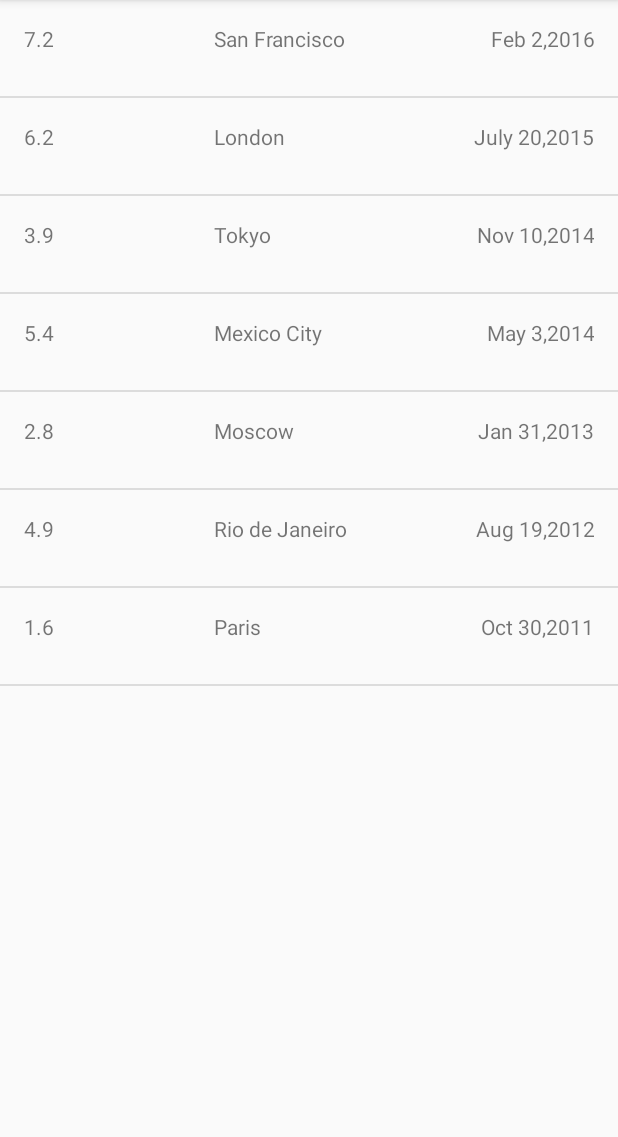
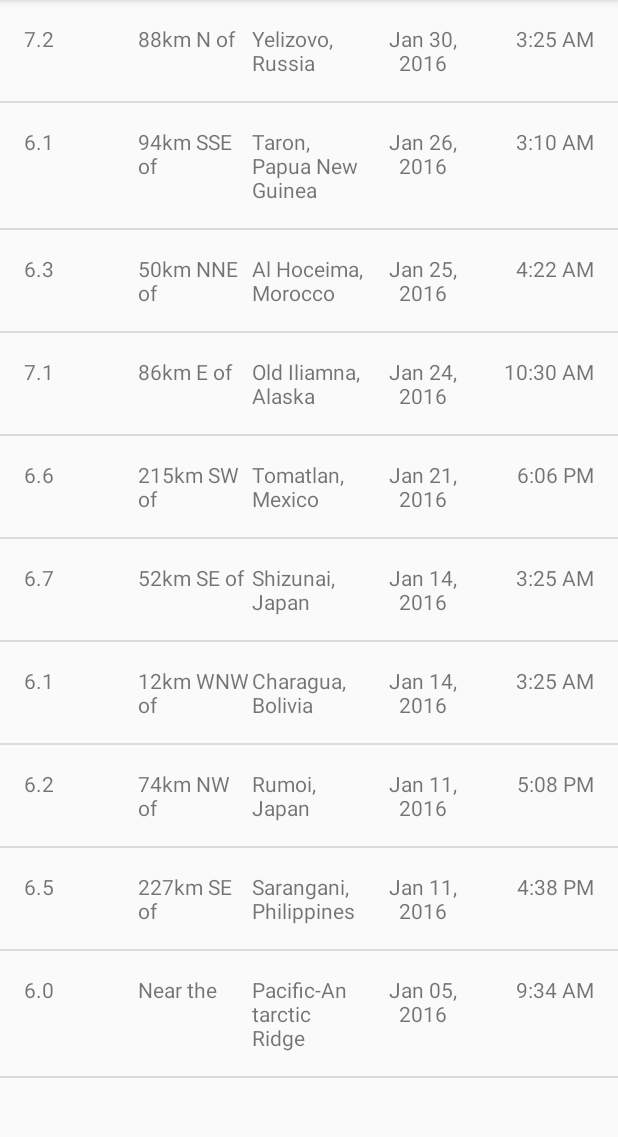
Before and after one commit to tanaskovicVesna/EarthquakeReport, an Android app: the screen it shows after launch (EarthquakeActivity), on a phone screen of 412 x 824 dp, the part 84-1221 px from its top. Run offline under Robolectric (Android 15) with nearby library versions, the phone set to English and light mode, and no system bars.

Commit message:
Add QueryUtils class, separate location data and formate date and time

```diff
--- a/app/src/main/java/com/example/android/quakereport/activities/EarthquakeActivity.java
+++ b/app/src/main/java/com/example/android/quakereport/activities/EarthquakeActivity.java
@@ -18,6 +18,7 @@ package com.example.android.quakereport.activities;
 import android.os.Bundle;
 
 
+import android.widget.ArrayAdapter;
 import android.widget.ListView;
 
 import androidx.appcompat.app.AppCompatActivity;
@@ -25,6 +26,7 @@ import androidx.appcompat.app.AppCompatActivity;
 import com.example.android.quakereport.R;
 import com.example.android.quakereport.adapter.EarthquakeAdapter;
 import com.example.android.quakereport.model.Earthquake;
+import com.example.android.quakereport.utils.QueryUtils;
 
 import java.util.ArrayList;
 
@@ -38,9 +40,9 @@ public class EarthquakeActivity extends AppCompatActivity {
         super.onCreate(savedInstanceState);
         setContentView(R.layout.earthquake_activity);
 
-        // Create a fake list of earthquake locations.
+
+/**     //   1   Create a fake list of earthquake locations.
         ArrayList<Earthquake> earthquakes = new ArrayList<Earthquake>();
-
 
         earthquakes.add(new Earthquake(7.2,"San Francisco","Feb 2,2016"));
         earthquakes.add(new Earthquake(6.2, "London","July 20,2015"));
@@ -50,8 +52,9 @@ public class EarthquakeActivity extends AppCompatActivity {
         earthquakes.add(new Earthquake(4.9, "Rio de Janeiro","Aug 19,2012"));
         earthquakes.add(new Earthquake(1.6, "Paris","Oct 30,2011"));
 
+*/
 
-
+        ArrayList<Earthquake> earthquakes = QueryUtils.extractEarthquakes();
 
         EarthquakeAdapter adapter = new EarthquakeAdapter(this, earthquakes);
         // Get a reference to the ListView, and attach the adapter to the listView.
--- a/app/src/main/java/com/example/android/quakereport/adapter/EarthquakeAdapter.java
+++ b/app/src/main/java/com/example/android/quakereport/adapter/EarthquakeAdapter.java
@@ -14,10 +14,17 @@ import com.example.android.quakereport.R;
 import com.example.android.quakereport.model.Earthquake;
 
 
+import java.text.SimpleDateFormat;
+import java.util.Date;
 import java.util.List;
 
 public class EarthquakeAdapter extends ArrayAdapter<Earthquake> {
 
+    /**
+     * The part of the location string from the USGS service that we use to determine
+     * whether or not there is a location offset present ("5km N of Cairo, Egypt").
+     */
+    private static final String LOCATION_SEPARATOR = " of ";
 
     public EarthquakeAdapter(@NonNull Context context, @NonNull List objects) {
         super(context, 0, objects);
@@ -40,17 +47,64 @@ public class EarthquakeAdapter extends ArrayAdapter<Earthquake> {
         TextView magnitudeTextView = (TextView)listItemView.findViewById(R.id.magnitude);
         magnitudeTextView.setText(Double.toString(currentEarthquacke.getmMagnitude()));
 
-        //display location data
-        TextView locationTextView = (TextView)listItemView.findViewById(R.id.location);
-        locationTextView.setText(currentEarthquacke.getmLocation());
+
+        //  location contains location offset and primary location
+        String originalLocation = currentEarthquacke.getmLocation();
+        String primaryLocation;
+        String locationOffset;
+
+        // Split the string into different parts (as an array of Strings)
+        // based on the " of " text
+        if (originalLocation.contains(LOCATION_SEPARATOR)) {
+            String[] parts = originalLocation.split(LOCATION_SEPARATOR);
+            locationOffset = parts[0] + LOCATION_SEPARATOR;
+            primaryLocation = parts[1];
+        } else {
+           //set the default location offset to say "Near the".
+            locationOffset = getContext().getString(R.string.near_the);
+            primaryLocation = originalLocation;
+        }
+        //display location offset data
+        TextView locationOffsetTextView = (TextView)listItemView.findViewById(R.id.location_offset);
+        locationOffsetTextView.setText(locationOffset);
+
+
+        //display primary location data
+        TextView primaryLocationTextView = (TextView)listItemView.findViewById(R.id.primary_location);
+        primaryLocationTextView.setText(primaryLocation);
+
+        //create Date object
+        Date dateObject = new Date(currentEarthquacke.getmTimeInMilliseconds());
 
         //display date
+        TextView dateTextView = (TextView)listItemView.findViewById(R.id.date);
+        //format date string
+        String formattedDate = formatDate(dateObject);
+        dateTextView.setText(formattedDate);
 
-        TextView dateTextView = (TextView)listItemView.findViewById(R.id.date);
-        dateTextView.setText(currentEarthquacke.getmDate());
+        //display time
+        TextView timeTextView = (TextView)listItemView.findViewById(R.id.time);
+        //format time string
+        String formattedTime = formateTime(dateObject);
+        timeTextView.setText(formattedTime);
 
         return listItemView;
     }
 
+    /**
+     * Helper method that formate date string from a Date object
+     */
+    private String formatDate(Date dateObject){
+        SimpleDateFormat dateFormat = new SimpleDateFormat("LLL dd, yyyy");
+        return dateFormat.format(dateObject);
+    }
+
+    /**
+     * Helper method that formate time string from a Date object
+     */
+    private String formateTime(Date dateObject){
+        SimpleDateFormat timeFormat = new SimpleDateFormat("h:mm a");
+        return timeFormat.format(dateObject);
+    }
 
 }
--- a/app/src/main/java/com/example/android/quakereport/model/Earthquake.java
+++ b/app/src/main/java/com/example/android/quakereport/model/Earthquake.java
@@ -5,24 +5,25 @@ package com.example.android.quakereport.model;
 public class Earthquake {
 
     private String mLocation;
-    private String mDate;
+    private long mTimeInMilliseconds;
     private double mMagnitude;
 
-    public Earthquake(double mMagnitude, String mLocation,String mDate) {
-        this.mLocation = mLocation;
-        this.mDate = mDate;
-        this.mMagnitude = mMagnitude;
-    }
 
     public Earthquake() {
     }
 
-    public String getmDate() {
-        return mDate;
+    public long getmTimeInMilliseconds() {
+        return mTimeInMilliseconds;
     }
 
-    public void setmDate(String mDate) {
-        this.mDate = mDate;
+    public void setmTimeInMilliseconds(long mTimeInMilliseconds) {
+        this.mTimeInMilliseconds = mTimeInMilliseconds;
+    }
+
+    public Earthquake(double mMagnitude, String mLocation, long mTimeInMilliseconds) {
+        this.mLocation = mLocation;
+        this.mTimeInMilliseconds = mTimeInMilliseconds;
+        this.mMagnitude = mMagnitude;
     }
 
     public double getmMagnitude() {
--- /dev/null
+++ b/app/src/main/java/com/example/android/quakereport/utils/QueryUtils.java
@@ -0,0 +1,79 @@
+package com.example.android.quakereport.utils;
+
+import android.util.Log;
+
+import com.example.android.quakereport.model.Earthquake;
+
+import org.json.JSONArray;
+import org.json.JSONException;
+import org.json.JSONObject;
+
+import java.util.ArrayList;
+
+/**
+ * Helper methods related to requesting and receiving earthquake data from USGS.
+ */
+public class QueryUtils {
+    /** Sample JSON response for a USGS query */
+    private static final String SAMPLE_JSON_RESPONSE = "{\"type\":\"FeatureCollection\",\"metadata\":{\"generated\":1462295443000,\"url\":\"http://earthquake.usgs.gov/fdsnws/event/1/query?format=geojson&starttime=2016-01-01&endtime=2016-01-31&minmag=6&limit=10\",\"title\":\"USGS Earthquakes\",\"status\":200,\"api\":\"1.5.2\",\"limit\":10,\"offset\":1,\"count\":10},\"features\":[{\"type\":\"Feature\",\"properties\":{\"mag\":7.2,\"place\":\"88km N of Yelizovo, Russia\",\"time\":1454124312220,\"updated\":1460674294040,\"tz\":720,\"url\":\"http://earthquake.usgs.gov/earthquakes/eventpage/us20004vvx\",\"detail\":\"http://earthquake.usgs.gov/fdsnws/event/1/query?eventid=us20004vvx&format=geojson\",\"felt\":2,\"cdi\":3.4,\"mmi\":5.82,\"alert\":\"green\",\"status\":\"reviewed\",\"tsunami\":1,\"sig\":798,\"net\":\"us\",\"code\":\"20004vvx\",\"ids\":\",at00o1qxho,pt16030050,us20004vvx,gcmt20160130032510,\",\"sources\":\",at,pt,us,gcmt,\",\"types\":\",cap,dyfi,finite-fault,general-link,general-text,geoserve,impact-link,impact-text,losspager,moment-tensor,nearby-cities,origin,phase-data,shakemap,tectonic-summary,\",\"nst\":null,\"dmin\":0.958,\"rms\":1.19,\"gap\":17,\"magType\":\"mww\",\"type\":\"earthquake\",\"title\":\"M 7.2 - 88km N of Yelizovo, Russia\"},\"geometry\":{\"type\":\"Point\",\"coordinates\":[158.5463,53.9776,177]},\"id\":\"us20004vvx\"},\n" +
+            "{\"type\":\"Feature\",\"properties\":{\"mag\":6.1,\"place\":\"94km SSE of Taron, Papua New Guinea\",\"time\":1453777820750,\"updated\":1460156775040,\"tz\":600,\"url\":\"http://earthquake.usgs.gov/earthquakes/eventpage/us20004uks\",\"detail\":\"http://earthquake.usgs.gov/fdsnws/event/1/query?eventid=us20004uks&format=geojson\",\"felt\":null,\"cdi\":null,\"mmi\":4.1,\"alert\":\"green\",\"status\":\"reviewed\",\"tsunami\":1,\"sig\":572,\"net\":\"us\",\"code\":\"20004uks\",\"ids\":\",us20004uks,gcmt20160126031023,\",\"sources\":\",us,gcmt,\",\"types\":\",cap,geoserve,losspager,moment-tensor,nearby-cities,origin,phase-data,shakemap,tectonic-summary,\",\"nst\":null,\"dmin\":1.537,\"rms\":0.74,\"gap\":25,\"magType\":\"mww\",\"type\":\"earthquake\",\"title\":\"M 6.1 - 94km SSE of Taron, Papua New Guinea\"},\"geometry\":{\"type\":\"Point\",\"coordinates\":[153.2454,-5.2952,26]},\"id\":\"us20004uks\"},\n" +
+            "{\"type\":\"Feature\",\"properties\":{\"mag\":6.3,\"place\":\"50km NNE of Al Hoceima, Morocco\",\"time\":1453695722730,\"updated\":1460156773040,\"tz\":0,\"url\":\"http://earthquake.usgs.gov/earthquakes/eventpage/us10004gy9\",\"detail\":\"http://earthquake.usgs.gov/fdsnws/event/1/query?eventid=us10004gy9&format=geojson\",\"felt\":117,\"cdi\":7.2,\"mmi\":5.28,\"alert\":\"green\",\"status\":\"reviewed\",\"tsunami\":0,\"sig\":695,\"net\":\"us\",\"code\":\"10004gy9\",\"ids\":\",us10004gy9,gcmt20160125042203,\",\"sources\":\",us,gcmt,\",\"types\":\",cap,dyfi,geoserve,impact-text,losspager,moment-tensor,nearby-cities,origin,phase-data,shakemap,tectonic-summary,\",\"nst\":null,\"dmin\":2.201,\"rms\":0.92,\"gap\":20,\"magType\":\"mww\",\"type\":\"earthquake\",\"title\":\"M 6.3 - 50km NNE of Al Hoceima, Morocco\"},\"geometry\":{\"type\":\"Point\",\"coordinates\":[-3.6818,35.6493,12]},\"id\":\"us10004gy9\"},\n" +
+            "{\"type\":\"Feature\",\"properties\":{\"mag\":7.1,\"place\":\"86km E of Old Iliamna, Alaska\",\"time\":1453631430230,\"updated\":1460156770040,\"tz\":-540,\"url\":\"http://earthquake.usgs.gov/earthquakes/eventpage/us10004gqp\",\"detail\":\"http://earthquake.usgs.gov/fdsnws/event/1/query?eventid=us10004gqp&format=geojson\",\"felt\":1816,\"cdi\":7.2,\"mmi\":6.6,\"alert\":\"green\",\"status\":\"reviewed\",\"tsunami\":1,\"sig\":1496,\"net\":\"us\",\"code\":\"10004gqp\",\"ids\":\",at00o1gd6r,us10004gqp,ak12496371,gcmt20160124103030,\",\"sources\":\",at,us,ak,gcmt,\",\"types\":\",cap,dyfi,finite-fault,general-link,general-text,geoserve,impact-link,impact-text,losspager,moment-tensor,nearby-cities,origin,phase-data,shakemap,tectonic-summary,trump-origin,\",\"nst\":null,\"dmin\":0.72,\"rms\":2.11,\"gap\":19,\"magType\":\"mww\",\"type\":\"earthquake\",\"title\":\"M 7.1 - 86km E of Old Iliamna, Alaska\"},\"geometry\":{\"type\":\"Point\",\"coordinates\":[-153.4051,59.6363,129]},\"id\":\"us10004gqp\"},\n" +
+            "{\"type\":\"Feature\",\"properties\":{\"mag\":6.6,\"place\":\"215km SW of Tomatlan, Mexico\",\"time\":1453399617650,\"updated\":1459963829040,\"tz\":-420,\"url\":\"http://earthquake.usgs.gov/earthquakes/eventpage/us10004g4l\",\"detail\":\"http://earthquake.usgs.gov/fdsnws/event/1/query?eventid=us10004g4l&format=geojson\",\"felt\":11,\"cdi\":2.7,\"mmi\":3.92,\"alert\":\"green\",\"status\":\"reviewed\",\"tsunami\":1,\"sig\":673,\"net\":\"us\",\"code\":\"10004g4l\",\"ids\":\",at00o1bebo,pt16021050,us10004g4l,gcmt20160121180659,\",\"sources\":\",at,pt,us,gcmt,\",\"types\":\",cap,dyfi,geoserve,impact-link,impact-text,losspager,moment-tensor,nearby-cities,origin,phase-data,shakemap,tectonic-summary,\",\"nst\":null,\"dmin\":2.413,\"rms\":0.98,\"gap\":74,\"magType\":\"mww\",\"type\":\"earthquake\",\"title\":\"M 6.6 - 215km SW of Tomatlan, Mexico\"},\"geometry\":{\"type\":\"Point\",\"coordinates\":[-106.9337,18.8239,10]},\"id\":\"us10004g4l\"},\n" +
+            "{\"type\":\"Feature\",\"properties\":{\"mag\":6.7,\"place\":\"52km SE of Shizunai, Japan\",\"time\":1452741933640,\"updated\":1459304879040,\"tz\":540,\"url\":\"http://earthquake.usgs.gov/earthquakes/eventpage/us10004ebx\",\"detail\":\"http://earthquake.usgs.gov/fdsnws/event/1/query?eventid=us10004ebx&format=geojson\",\"felt\":51,\"cdi\":5.8,\"mmi\":6.45,\"alert\":\"green\",\"status\":\"reviewed\",\"tsunami\":1,\"sig\":720,\"net\":\"us\",\"code\":\"10004ebx\",\"ids\":\",us10004ebx,pt16014050,at00o0xauk,gcmt20160114032534,\",\"sources\":\",us,pt,at,gcmt,\",\"types\":\",associate,cap,dyfi,geoserve,impact-link,impact-text,losspager,moment-tensor,nearby-cities,origin,phase-data,shakemap,\",\"nst\":null,\"dmin\":0.281,\"rms\":0.98,\"gap\":22,\"magType\":\"mww\",\"type\":\"earthquake\",\"title\":\"M 6.7 - 52km SE of Shizunai, Japan\"},\"geometry\":{\"type\":\"Point\",\"coordinates\":[142.781,41.9723,46]},\"id\":\"us10004ebx\"},\n" +
+            "{\"type\":\"Feature\",\"properties\":{\"mag\":6.1,\"place\":\"12km WNW of Charagua, Bolivia\",\"time\":1452741928270,\"updated\":1459304879040,\"tz\":-240,\"url\":\"http://earthquake.usgs.gov/earthquakes/eventpage/us10004ebw\",\"detail\":\"http://earthquake.usgs.gov/fdsnws/event/1/query?eventid=us10004ebw&format=geojson\",\"felt\":3,\"cdi\":2.2,\"mmi\":2.21,\"alert\":\"green\",\"status\":\"reviewed\",\"tsunami\":0,\"sig\":573,\"net\":\"us\",\"code\":\"10004ebw\",\"ids\":\",us10004ebw,gcmt20160114032528,\",\"sources\":\",us,gcmt,\",\"types\":\",cap,dyfi,geoserve,impact-text,losspager,moment-tensor,nearby-cities,origin,phase-data,shakemap,tectonic-summary,\",\"nst\":null,\"dmin\":5.492,\"rms\":1.04,\"gap\":16,\"magType\":\"mww\",\"type\":\"earthquake\",\"title\":\"M 6.1 - 12km WNW of Charagua, Bolivia\"},\"geometry\":{\"type\":\"Point\",\"coordinates\":[-63.3288,-19.7597,582.56]},\"id\":\"us10004ebw\"},\n" +
+            "{\"type\":\"Feature\",\"properties\":{\"mag\":6.2,\"place\":\"74km NW of Rumoi, Japan\",\"time\":1452532083920,\"updated\":1459304875040,\"tz\":540,\"url\":\"http://earthquake.usgs.gov/earthquakes/eventpage/us10004djn\",\"detail\":\"http://earthquake.usgs.gov/fdsnws/event/1/query?eventid=us10004djn&format=geojson\",\"felt\":8,\"cdi\":3.4,\"mmi\":3.74,\"alert\":\"green\",\"status\":\"reviewed\",\"tsunami\":0,\"sig\":594,\"net\":\"us\",\"code\":\"10004djn\",\"ids\":\",us10004djn,gcmt20160111170803,\",\"sources\":\",us,gcmt,\",\"types\":\",cap,dyfi,geoserve,impact-text,losspager,moment-tensor,nearby-cities,origin,phase-data,shakemap,tectonic-summary,\",\"nst\":null,\"dmin\":1.139,\"rms\":0.96,\"gap\":33,\"magType\":\"mww\",\"type\":\"earthquake\",\"title\":\"M 6.2 - 74km NW of Rumoi, Japan\"},\"geometry\":{\"type\":\"Point\",\"coordinates\":[141.0867,44.4761,238.81]},\"id\":\"us10004djn\"},\n" +
+            "{\"type\":\"Feature\",\"properties\":{\"mag\":6.5,\"place\":\"227km SE of Sarangani, Philippines\",\"time\":1452530285900,\"updated\":1459304874040,\"tz\":480,\"url\":\"http://earthquake.usgs.gov/earthquakes/eventpage/us10004dj5\",\"detail\":\"http://earthquake.usgs.gov/fdsnws/event/1/query?eventid=us10004dj5&format=geojson\",\"felt\":1,\"cdi\":2.7,\"mmi\":7.5,\"alert\":\"green\",\"status\":\"reviewed\",\"tsunami\":1,\"sig\":650,\"net\":\"us\",\"code\":\"10004dj5\",\"ids\":\",at00o0srjp,pt16011050,us10004dj5,gcmt20160111163807,\",\"sources\":\",at,pt,us,gcmt,\",\"types\":\",cap,dyfi,geoserve,impact-link,impact-text,losspager,moment-tensor,nearby-cities,origin,phase-data,shakemap,tectonic-summary,\",\"nst\":null,\"dmin\":3.144,\"rms\":0.72,\"gap\":22,\"magType\":\"mww\",\"type\":\"earthquake\",\"title\":\"M 6.5 - 227km SE of Sarangani, Philippines\"},\"geometry\":{\"type\":\"Point\",\"coordinates\":[126.8621,3.8965,13]},\"id\":\"us10004dj5\"},\n" +
+            "{\"type\":\"Feature\",\"properties\":{\"mag\":6,\"place\":\"Pacific-Antarctic Ridge\",\"time\":1451986454620,\"updated\":1459202978040,\"tz\":-540,\"url\":\"http://earthquake.usgs.gov/earthquakes/eventpage/us10004bgk\",\"detail\":\"http://earthquake.usgs.gov/fdsnws/event/1/query?eventid=us10004bgk&format=geojson\",\"felt\":0,\"cdi\":1,\"mmi\":0,\"alert\":\"green\",\"status\":\"reviewed\",\"tsunami\":0,\"sig\":554,\"net\":\"us\",\"code\":\"10004bgk\",\"ids\":\",us10004bgk,gcmt20160105093415,\",\"sources\":\",us,gcmt,\",\"types\":\",cap,dyfi,geoserve,losspager,moment-tensor,nearby-cities,origin,phase-data,shakemap,\",\"nst\":null,\"dmin\":30.75,\"rms\":0.67,\"gap\":71,\"magType\":\"mww\",\"type\":\"earthquake\",\"title\":\"M 6.0 - Pacific-Antarctic Ridge\"},\"geometry\":{\"type\":\"Point\",\"coordinates\":[-136.2603,-54.2906,10]},\"id\":\"us10004bgk\"}],\"bbox\":[-153.4051,-54.2906,10,158.5463,59.6363,582.56]}";
+
+    /**
+     * Create a private constructor because no one should ever create a {@link QueryUtils} object.
+     * This class is only meant to hold static variables and methods, which can be accessed
+     * directly from the class name QueryUtils (and an object instance of QueryUtils is not needed).
+     */
+    private QueryUtils() {
+    }
+
+    /**
+     * Return a list of {@link Earthquake} objects that has been built up from
+     * parsing a JSON response.
+     */
+    public static ArrayList<Earthquake> extractEarthquakes() {
+
+        // Create an empty ArrayList that we can start adding earthquakes to
+        ArrayList<Earthquake> earthquakes = new ArrayList<>();
+
+
+        try {
+
+            JSONObject baseJsonResponse = new JSONObject(SAMPLE_JSON_RESPONSE);
+            JSONArray earthquakeArray = baseJsonResponse.getJSONArray("features");
+
+            for(int i = 0; i<earthquakeArray.length();i++){
+
+                JSONObject currentEarthquake = earthquakeArray.getJSONObject(i);
+                JSONObject properties = currentEarthquake.getJSONObject("properties");
+
+                Double magnitude = Double.parseDouble(properties.getString("mag"));
+                String location = properties.getString("place");
+                long time = properties.getLong("time");
+
+                //create new Earthquake object by passing in magnitude, location and time
+                Earthquake earthquake = new Earthquake(magnitude, location, time);
+
+                //add new earthquake to the list of earthquakes
+                earthquakes.add(earthquake);
+            }
+
+        } catch (JSONException e) {
+            Log.e("QueryUtils", "Problem parsing the earthquake JSON results", e);
+        }
+
+        // Return the list of earthquakes
+        return earthquakes;
+    }
+
+
+
+
+}
--- a/app/src/main/res/layout/list_item.xml
+++ b/app/src/main/res/layout/list_item.xml
@@ -2,11 +2,11 @@
 <LinearLayout xmlns:android="http://schemas.android.com/apk/res/android"
     android:layout_width="match_parent"
     android:layout_height="wrap_content"
+    xmlns:tools="http://schemas.android.com/tools"
     android:orientation="horizontal"
     android:minHeight="?android:attr/listPreferredItemHeight"
     android:padding="16dp"
-    android:weightSum="3"
-    >
+    android:weightSum="5">
     <TextView
         android:id="@+id/magnitude"
         android:layout_weight="1"
@@ -15,17 +15,30 @@
 
     <TextView
         android:layout_gravity="center"
-        android:id="@+id/location"
+        android:id="@+id/location_offset"
         android:layout_weight="1"
         android:layout_width="0dp"
         android:layout_height="match_parent"/>
     <TextView
-        android:gravity="right"
+        android:layout_gravity="center"
+        android:id="@+id/primary_location"
+        android:layout_weight="1"
+        android:layout_width="0dp"
+        android:layout_height="match_parent"/>
+    <TextView
+        android:gravity="center_horizontal"
         android:id="@+id/date"
         android:layout_weight="1"
         android:layout_width="0dp"
-        android:layout_height="match_parent"/>
+        android:layout_height="match_parent"
+        tools:text="Mar 6, 2010"/>
 
-
+    <TextView
+        android:gravity="right"
+        android:id="@+id/time"
+        android:layout_weight="1"
+        android:layout_width="0dp"
+        android:layout_height="match_parent"
+        tools:text="3:00 PM"/>
 
 </LinearLayout>
--- a/app/src/main/res/values/strings.xml
+++ b/app/src/main/res/values/strings.xml
@@ -15,4 +15,5 @@
 -->
 <resources>
     <string name="app_name">Quake Report</string>
+    <string name="near_the">Near the</string>
 </resources>
```
